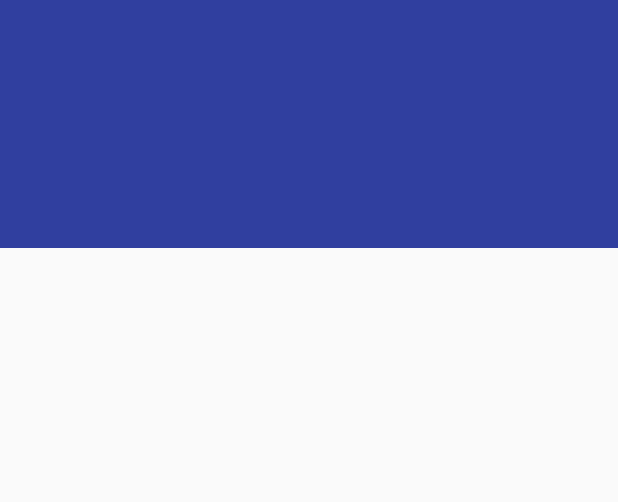
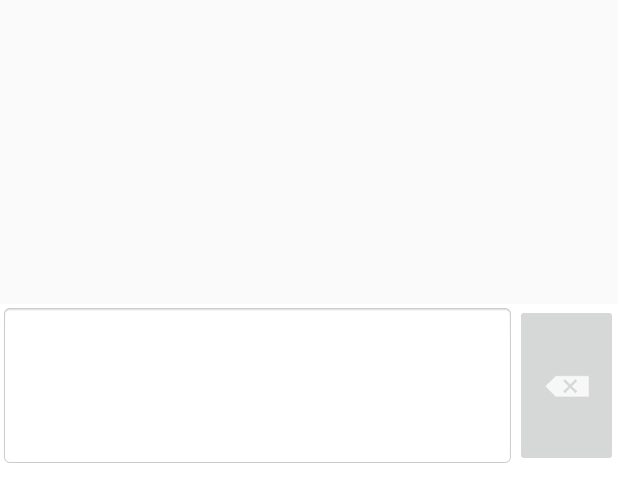
Before and after one commit to serant/Refufree, an Android app: the layout activity_main.xml on its own in the app's theme, with its tools: preview values and no code run, on a phone screen of 412 x 824 dp. Shown: the top 502 px of the screen. Run offline under Robolectric (Android 15) with nearby library versions, the light colour scheme and no system bars.

Commit message:
Updated ui with android material design elements for edit text

```diff
--- a/app/src/main/AndroidManifest.xml
+++ b/app/src/main/AndroidManifest.xml
@@ -7,7 +7,7 @@
         android:icon="@mipmap/ic_launcher"
         android:label="@string/app_name"
         android:supportsRtl="true"
-        android:theme="@style/AppTheme" >
+        android:theme="@style/Theme.AppCompat.Light.NoActionBar" >
         <activity android:name=".MainActivity" >
             <intent-filter>
                 <action android:name="android.intent.action.MAIN" />
--- a/app/src/main/java/com/seran/refyoufreedemo/ImageAdapter.java
+++ b/app/src/main/java/com/seran/refyoufreedemo/ImageAdapter.java
@@ -35,7 +35,7 @@ public class ImageAdapter extends BaseAdapter {
         ImageView imageView;
         if (convertView == null) {
             imageView = new ImageView(mContext);
-            imageView.setLayoutParams(new GridView.LayoutParams(300, 300));
+            imageView.setLayoutParams(new GridView.LayoutParams(200, 200));
             imageView.setScaleType(ImageView.ScaleType.FIT_CENTER);
             imageView.setPadding(8, 8, 8, 8);
         } else  {
--- a/app/src/main/java/com/seran/refyoufreedemo/MainActivity.java
+++ b/app/src/main/java/com/seran/refyoufreedemo/MainActivity.java
@@ -4,8 +4,8 @@ import android.support.v7.app.AppCompatActivity;
 import android.os.Bundle;
 import android.view.View;
 import android.widget.AdapterView;
+import android.widget.EditText;
 import android.widget.GridView;
-import android.widget.TextView;
 import android.widget.Toast;
 
 public class MainActivity extends AppCompatActivity {
@@ -21,7 +21,7 @@ public class MainActivity extends AppCompatActivity {
         GridView gridView = (GridView) findViewById(R.id.gridview);
         gridView.setAdapter(new ImageAdapter(this));
 
-        final TextView textView = (TextView) findViewById(R.id.textview);
+        final EditText editText = (EditText) findViewById(R.id.editText);
 
         gridView.setOnItemClickListener(new AdapterView.OnItemClickListener() {
             public void onItemClick(AdapterView<?> parent, View v,
@@ -49,7 +49,7 @@ public class MainActivity extends AppCompatActivity {
                     default:
                         if (s.length() < 16) {
                             s.append(text[position]);
-                            textView.setText(s);
+                            editText.setText(s);
                         }
                         break;
                 }
--- a/app/src/main/res/layout/activity_main.xml
+++ b/app/src/main/res/layout/activity_main.xml
@@ -1,26 +1,50 @@
 <?xml version="1.0" encoding="utf-8"?>
 <LinearLayout xmlns:android="http://schemas.android.com/apk/res/android"
     android:orientation="vertical" android:layout_width="match_parent"
-    android:layout_height="match_parent">
+    android:layout_height="match_parent"
+    android:background="@color/background_gray">
 
-    <TextView
-        android:id="@+id/textview"
-        android:layout_width="match_parent"
-        android:layout_height="match_parent"
-        android:background="@color/colorPrimaryDark"
-        android:typeface="serif"
-        android:textSize="42sp"
-        android:textColor="@color/white"
-        android:layout_weight="2"/>
     <Space
         android:layout_width="match_parent"
         android:layout_height="match_parent"
+        android:background="@color/background_gray"
         android:layout_weight="2"/>
+
+    <LinearLayout
+        android:id="@+id/number_input"
+        android:layout_width="match_parent"
+        android:layout_height="match_parent"
+        android:layout_weight="2.3"
+        android:background="@color/white"
+        android:orientation="horizontal">
+        <EditText
+            android:id="@+id/editText"
+            android:focusable="false"
+            android:enabled="false"
+            android:layout_width="match_parent"
+            android:layout_height="match_parent"
+            android:typeface="serif"
+            android:textSize="24sp"
+            android:background="@android:drawable/editbox_background_normal"
+            android:shadowColor="@color/colorAccent"
+            android:layout_weight="1"
+            android:textColor="@color/white"/>
+        <ImageButton
+            android:id="@+id/backspace"
+            android:layout_width="match_parent"
+            android:layout_height="match_parent"
+            android:layout_weight="5"
+            android:src="@android:drawable/ic_input_delete"/>
+    </LinearLayout>
+
+
     <GridView
         android:id="@+id/gridview"
         android:layout_weight="1"
+        android:background="@color/white"
         android:layout_width="match_parent"
         android:layout_height="match_parent"
+        android:paddingTop="50dp"
         android:paddingLeft="50dp"
         android:paddingRight="50dp"
         android:numColumns="3"
@@ -30,4 +54,6 @@
         android:gravity="center"
         />
 
+
+
 </LinearLayout>
--- a/app/src/main/res/values/colors.xml
+++ b/app/src/main/res/values/colors.xml
@@ -4,4 +4,5 @@
     <color name="colorPrimaryDark">#303F9F</color>
     <color name="colorAccent">#FF4081</color>
     <color name="white">#ffffff</color>
+    <color name="background_gray">#FAFAFA</color>
 </resources>
```
